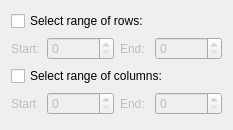
Old version of the form src/Interface/Modules/Math/SelectSubMatrix.ui in the repository SCIInstitute/SCIRun.
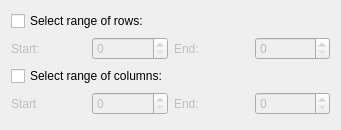
New version of the form.

What changed in the file:
```diff
--- a/src/Interface/Modules/Math/SelectSubMatrix.ui
+++ b/src/Interface/Modules/Math/SelectSubMatrix.ui
@@ -6,7 +6,7 @@
    <rect>
     <x>0</x>
     <y>0</y>
-    <width>229</width>
+    <width>341</width>
     <height>130</height>
    </rect>
   </property>
```
